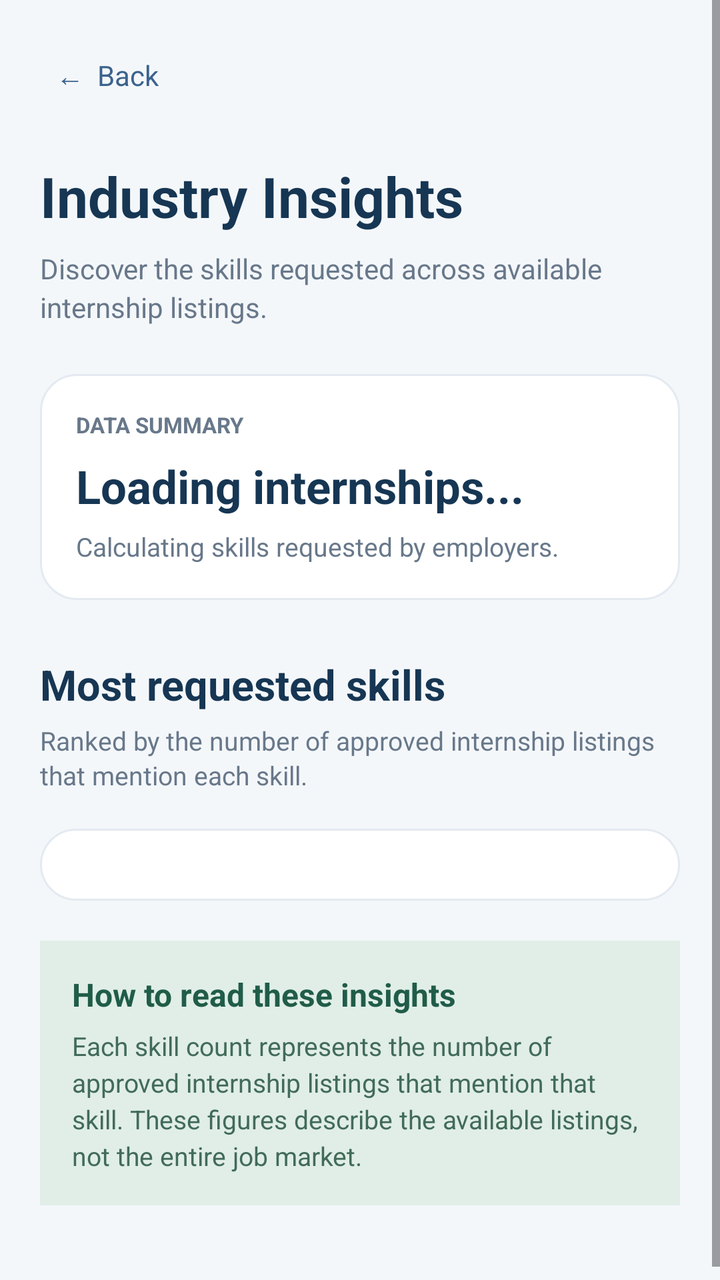
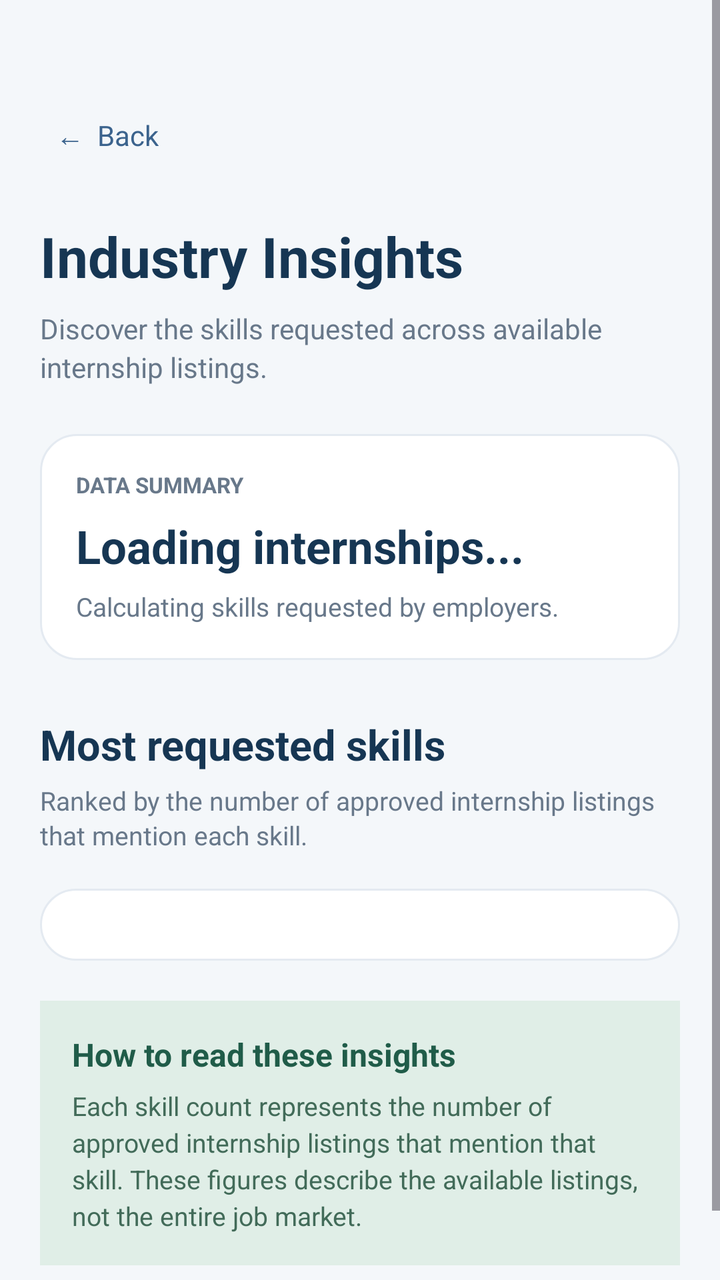

Screens rendered from an Android XML layout before and after an edit, with the pre-edit source and the edit as a unified diff.
<!-- AndroidManifest.xml: application theme Theme.InternHub -->
<!-- res/layout/activity_industry_insights.xml -->
<?xml version="1.0" encoding="utf-8"?>
<ScrollView xmlns:android="http://schemas.android.com/apk/res/android"

    android:layout_width="match_parent"

    android:layout_height="match_parent"

    android:background="#F4F7FA"

    android:fillViewport="true">

    <LinearLayout

        android:layout_width="match_parent"

        android:layout_height="wrap_content"

        android:orientation="vertical"

        android:padding="20dp">

        
        <TextView

            android:id="@+id/btnInsightsBack"

            android:layout_width="wrap_content"

            android:layout_height="wrap_content"

            android:padding="8dp"

            android:text="←  Back"

            android:textColor="#3B638D"

            android:textSize="14sp"

            android:clickable="true"

            android:focusable="true" />

        <TextView

            android:layout_width="match_parent"

            android:layout_height="wrap_content"

            android:layout_marginTop="24dp"

            android:text="Industry Insights"

            android:textColor="#163653"

            android:textSize="28sp"

            android:textStyle="bold" />

        <TextView

            android:layout_width="match_parent"

            android:layout_height="wrap_content"

            android:layout_marginTop="8dp"

            android:text="Discover the skills requested across available internship listings."

            android:textColor="#68788A"

            android:textSize="14sp"

            android:lineSpacingExtra="3dp" />

        
        <LinearLayout

            android:layout_width="match_parent"

            android:layout_height="wrap_content"

            android:layout_marginTop="24dp"

            android:background="@drawable/bg_card"

            android:orientation="vertical"

            android:padding="18dp">

            <TextView

                android:layout_width="match_parent"

                android:layout_height="wrap_content"

                android:text="DATA SUMMARY"

                android:textColor="#68788A"

                android:textSize="11sp"

                android:textStyle="bold" />

            <TextView

                android:id="@+id/tvInsightsCount"

                android:layout_width="match_parent"

                android:layout_height="wrap_content"

                android:layout_marginTop="8dp"

                android:text="Loading internships..."

                android:textColor="#163653"

                android:textSize="23sp"

                android:textStyle="bold" />

            <TextView

                android:id="@+id/tvInsightsSummary"

                android:layout_width="match_parent"

                android:layout_height="wrap_content"

                android:layout_marginTop="6dp"

                android:text="Calculating skills requested by employers."

                android:textColor="#68788A"

                android:textSize="13sp" />

        </LinearLayout>

        
        <TextView

            android:layout_width="match_parent"

            android:layout_height="wrap_content"

            android:layout_marginTop="28dp"

            android:text="Most requested skills"

            android:textColor="#163653"

            android:textSize="21sp"

            android:textStyle="bold" />

        <TextView

            android:layout_width="match_parent"

            android:layout_height="wrap_content"

            android:layout_marginTop="5dp"

            android:text="Ranked by the number of approved internship listings that mention each skill."

            android:textColor="#68788A"

            android:textSize="13sp"

            android:lineSpacingExtra="2dp" />

        
        <LinearLayout

            android:id="@+id/layoutSkillBars"

            android:layout_width="match_parent"

            android:layout_height="wrap_content"

            android:layout_marginTop="18dp"

            android:background="@drawable/bg_card"

            android:orientation="vertical"

            android:padding="18dp" />

        
        <TextView

            android:id="@+id/tvInsightsMessage"

            android:layout_width="match_parent"

            android:layout_height="wrap_content"

            android:layout_marginTop="16dp"

            android:gravity="center"

            android:padding="12dp"

            android:textColor="#68788A"

            android:textSize="14sp"

            android:visibility="gone" />

        
        <LinearLayout

            android:layout_width="match_parent"

            android:layout_height="wrap_content"

            android:layout_marginTop="20dp"

            android:layout_marginBottom="24dp"

            android:background="#E0EEE7"

            android:orientation="vertical"

            android:padding="16dp">

            <TextView

                android:layout_width="match_parent"

                android:layout_height="wrap_content"

                android:text="How to read these insights"

                android:textColor="#205C49"

                android:textSize="16sp"

                android:textStyle="bold" />

            <TextView

                android:layout_width="match_parent"

                android:layout_height="wrap_content"

                android:layout_marginTop="6dp"

                android:text="Each skill count represents the number of approved internship listings that mention that skill. These figures describe the available listings, not the entire job market."

                android:textColor="#426B59"

                android:textSize="13sp"

                android:lineSpacingExtra="3dp" />

        </LinearLayout>

    </LinearLayout>

</ScrollView>
<!-- resources referenced by this layout -->
<resources>
  <!-- drawable bg_card (drawable) -->
  <?xml version="1.0" encoding="utf-8"?>
  <shape xmlns:android="http://schemas.android.com/apk/res/android">
      <solid android:color="#FFFFFF" />
      <corners android:radius="18dp" />
      <stroke
          android:width="1dp"
          android:color="#E4EAF1" />
  </shape>
  <style name="Theme.InternHub" parent="Base.Theme.InternHub" />
  <style name="Base.Theme.InternHub" parent="Theme.Material3.DayNight.NoActionBar">
          
          
      </style>
</resources>

<!-- the commit's change to res/layout/activity_industry_insights.xml (unified diff, before → after) -->
@@ -1,262 +1,153 @@
 <?xml version="1.0" encoding="utf-8"?>
 <ScrollView xmlns:android="http://schemas.android.com/apk/res/android"
-
     android:layout_width="match_parent"
-
     android:layout_height="match_parent"
-
     android:background="#F4F7FA"
-
     android:fillViewport="true">
 
     <LinearLayout
-
         android:layout_width="match_parent"
-
         android:layout_height="wrap_content"
-
         android:orientation="vertical"
-
         android:padding="20dp">
 
         
         <TextView
-
+            android:layout_marginTop="30dp"
             android:id="@+id/btnInsightsBack"
-
             android:layout_width="wrap_content"
-
             android:layout_height="wrap_content"
-
             android:padding="8dp"
-
             android:text="←  Back"
-
             android:textColor="#3B638D"
-
             android:textSize="14sp"
-
             android:clickable="true"
-
             android:focusable="true" />
 
         <TextView
-
             android:layout_width="match_parent"
-
             android:layout_height="wrap_content"
-
             android:layout_marginTop="24dp"
-
             android:text="Industry Insights"
-
             android:textColor="#163653"
-
             android:textSize="28sp"
-
             android:textStyle="bold" />
 
         <TextView
-
             android:layout_width="match_parent"
-
             android:layout_height="wrap_content"
-
             android:layout_marginTop="8dp"
-
             android:text="Discover the skills requested across available internship listings."
-
             android:textColor="#68788A"
-
             android:textSize="14sp"
-
             android:lineSpacingExtra="3dp" />
 
         
         <LinearLayout
-
             android:layout_width="match_parent"
-
             android:layout_height="wrap_content"
-
             android:layout_marginTop="24dp"
-
             android:background="@drawable/bg_card"
-
             android:orientation="vertical"
-
             android:padding="18dp">
 
             <TextView
-
                 android:layout_width="match_parent"
-
                 android:layout_height="wrap_content"
-
                 android:text="DATA SUMMARY"
-
                 android:textColor="#68788A"
-
                 android:textSize="11sp"
-
                 android:textStyle="bold" />
 
             <TextView
-
                 android:id="@+id/tvInsightsCount"
-
                 android:layout_width="match_parent"
-
                 android:layout_height="wrap_content"
-
                 android:layout_marginTop="8dp"
-
                 android:text="Loading internships..."
-
                 android:textColor="#163653"
-
                 android:textSize="23sp"
-
                 android:textStyle="bold" />
 
             <TextView
-
                 android:id="@+id/tvInsightsSummary"
-
                 android:layout_width="match_parent"
-
                 android:layout_height="wrap_content"
-
                 android:layout_marginTop="6dp"
-
                 android:text="Calculating skills requested by employers."
-
                 android:textColor="#68788A"
-
                 android:textSize="13sp" />
 
         </LinearLayout>
 
         
         <TextView
-
             android:layout_width="match_parent"
-
             android:layout_height="wrap_content"
-
             android:layout_marginTop="28dp"
-
             android:text="Most requested skills"
-
             android:textColor="#163653"
-
             android:textSize="21sp"
-
             android:textStyle="bold" />
 
         <TextView
-
             android:layout_width="match_parent"
-
             android:layout_height="wrap_content"
-
             android:layout_marginTop="5dp"
-
             android:text="Ranked by the number of approved internship listings that mention each skill."
-
             android:textColor="#68788A"
-
             android:textSize="13sp"
-
             android:lineSpacingExtra="2dp" />
 
         
         <LinearLayout
-
             android:id="@+id/layoutSkillBars"
-
             android:layout_width="match_parent"
-
             android:layout_height="wrap_content"
-
             android:layout_marginTop="18dp"
-
             android:background="@drawable/bg_card"
-
             android:orientation="vertical"
-
             android:padding="18dp" />
 
         
         <TextView
-
             android:id="@+id/tvInsightsMessage"
-
             android:layout_width="match_parent"
-
             android:layout_height="wrap_content"
-
             android:layout_marginTop="16dp"
-
             android:gravity="center"
-
             android:padding="12dp"
-
             android:textColor="#68788A"
-
             android:textSize="14sp"
-
             android:visibility="gone" />
 
         
         <LinearLayout
-
             android:layout_width="match_parent"
-
             android:layout_height="wrap_content"
-
             android:layout_marginTop="20dp"
-
             android:layout_marginBottom="24dp"
-
             android:background="#E0EEE7"
-
             android:orientation="vertical"
-
             android:padding="16dp">
 
             <TextView
-
                 android:layout_width="match_parent"
-
                 android:layout_height="wrap_content"
-
                 android:text="How to read these insights"
-
                 android:textColor="#205C49"
-
                 android:textSize="16sp"
-
                 android:textStyle="bold" />
 
             <TextView
-
                 android:layout_width="match_parent"
-
                 android:layout_height="wrap_content"
-
                 android:layout_marginTop="6dp"
-
                 android:text="Each skill count represents the number of approved internship listings that mention that skill. These figures describe the available listings, not the entire job market."
-
                 android:textColor="#426B59"
-
                 android:textSize="13sp"
-
                 android:lineSpacingExtra="3dp" />
 
         </LinearLayout>
-
     </LinearLayout>
-
 </ScrollView>
